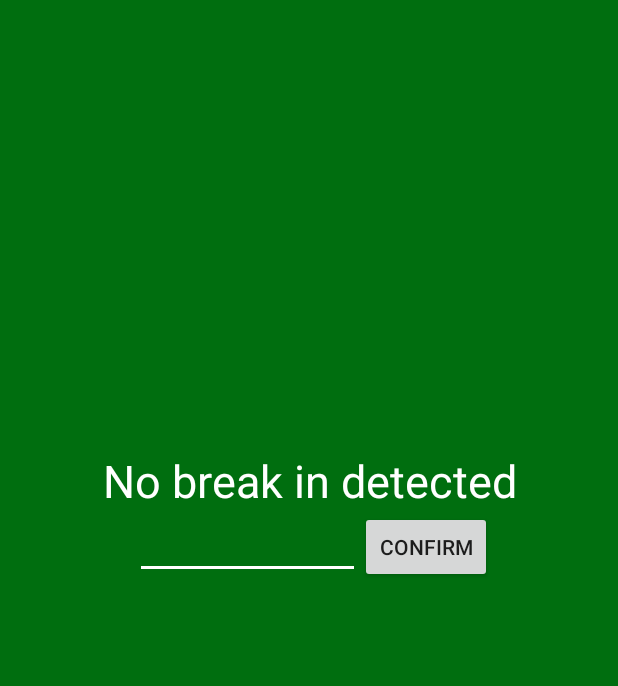
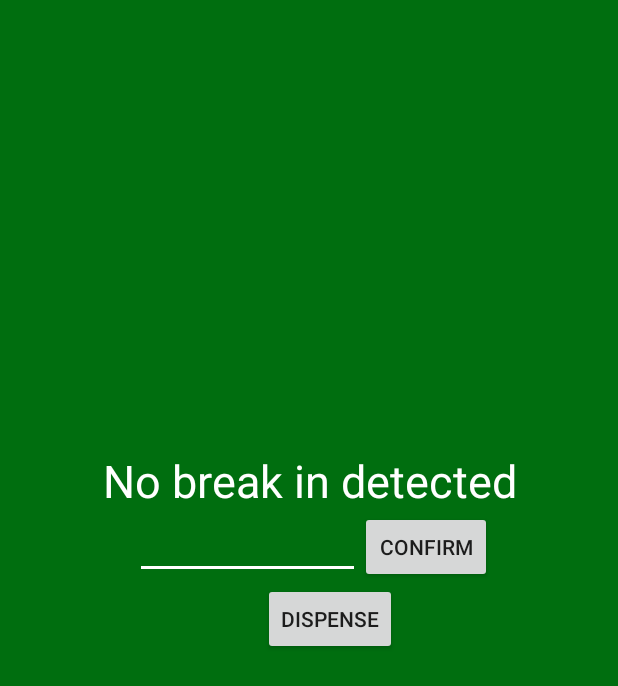
Before and after one commit to joshkirsh720/bedrock, an Android app: the screen it shows after launch (MainActivity), on a phone screen of 412 x 824 dp. Shown: the top 686 px of the screen. Run offline under Robolectric (Android 15) with nearby library versions, the phone set to English and light mode, and no system bars.

Commit message:
on command dispense

```diff
--- a/BedrockApplication/app/src/main/res/layout/activity_main.xml
+++ b/BedrockApplication/app/src/main/res/layout/activity_main.xml
@@ -44,4 +44,11 @@
             android:onClick="submitPhone"/>
     </LinearLayout>
 
+    <Button
+        android:layout_width="wrap_content"
+        android:layout_height="wrap_content"
+        android:text="Dispense"
+        android:onClick="sendDispense"
+        android:layout_marginStart="175dp" />
+
 </LinearLayout>
```
Also changed, not shown: BedrockApplication/app/src/main/java/com/example/bedrockapplication/MainActivity.java (+11 -1 lines), 2 other files.
